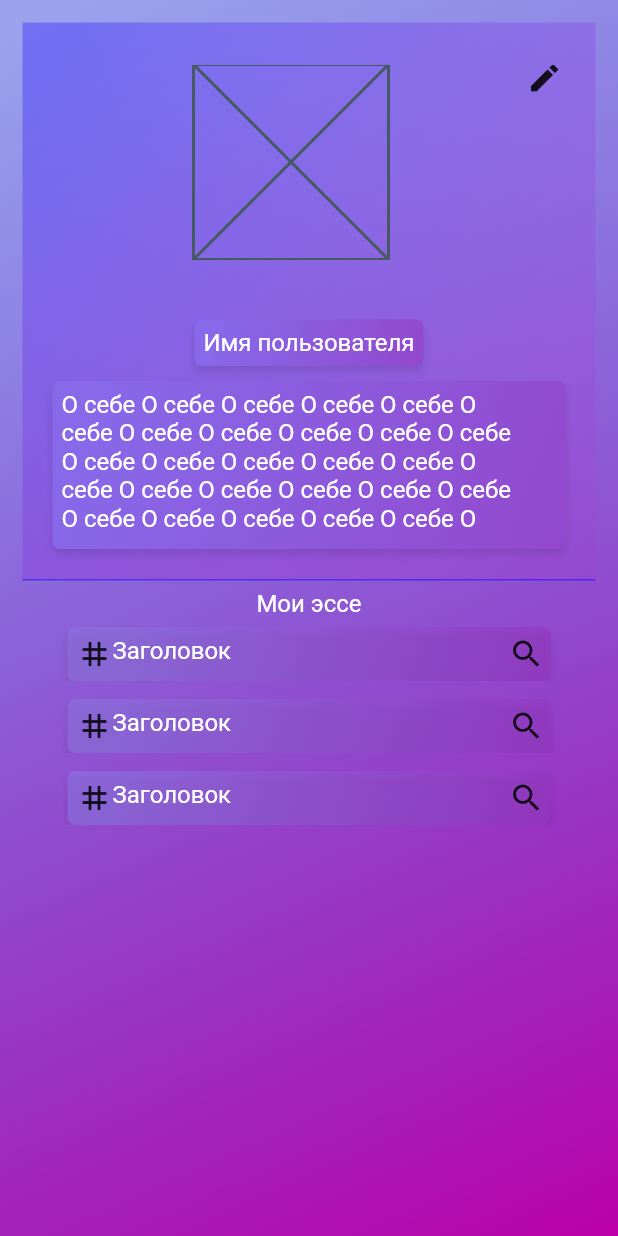
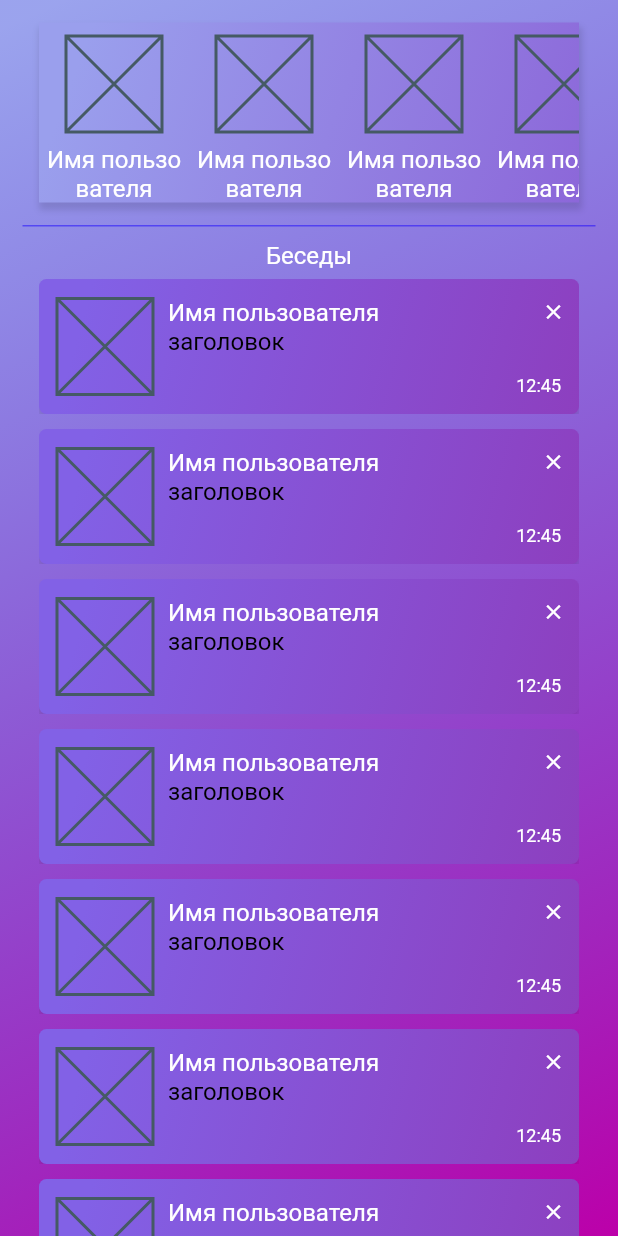
Before and after one commit to BorisBredikhin/polznak, a Flutter app: the screen it shows after launch, on a phone screen of 412 x 824 dp. Run offline on Flutter 3.47's test engine with Material 2 defaults, Android fonts, the phone set to English and light mode, and no system bars; our stand-ins replace email_validator, flutter_secure_storage.

Commit message:
Добавлены некликабельные чаты без модели

```diff
--- a/mobile_client/lib/navigation/main_navigation.dart
+++ b/mobile_client/lib/navigation/main_navigation.dart
@@ -2,6 +2,7 @@ import 'package:flutter/material.dart';
 import 'package:mobile_client/Library/Widgets/Inherited/provider.dart';
 import 'package:mobile_client/ui/widgets/auth/auth_model.dart';
 import 'package:mobile_client/ui/widgets/auth/auth_widget.dart';
+import 'package:mobile_client/ui/widgets/chats/chats_widget.dart';
 import 'package:mobile_client/ui/widgets/essay_creation/essay_creation_model.dart';
 import 'package:mobile_client/ui/widgets/essay_creation/essay_creation_widget.dart';
 import 'package:mobile_client/ui/widgets/feed/feed.dart';
@@ -15,15 +16,16 @@ class MainNavigationRouteNames {
   static const auth = 'auth';
   static const registration = 'registration';
   static const mainScreen = '/';
-  //TODO Поработать с путем к редактированию профиля, создания эссе, просмотра профиля
+  //TODO Поработать с путем к редактированию профиля, создания эссе, просмотра профиля, чатов
   static const profileRedaction = 'profileRedaction';
   static const essayCreation = 'essayCreation';
   static const feed = 'feed';
   static const profileView = 'profileView';
+  static const chats = 'chats';
 }
 
 class MainNavigation {
-  String initialRoute(bool isAuth) => MainNavigationRouteNames.profileView;
+  String initialRoute(bool isAuth) => MainNavigationRouteNames.chats;
   //String initialRoute(bool isAuth) => MainNavigationRouteNames.essayCreation;
   //String initialRoute(bool isAuth) => isAuth
   //? MainNavigationRouteNames.mainScreen
@@ -44,6 +46,7 @@ class MainNavigation {
 
     // TODO Качественно переделать все, что ниже
     MainNavigationRouteNames.feed: (context) => const FeedWidget(),
+    MainNavigationRouteNames.chats: (context) => const ChatsWidget(),
     MainNavigationRouteNames.mainScreen: (context) => const MainScreenWidget(),
     MainNavigationRouteNames.profileRedaction: (context) =>
         const ProfileRedactionWidget(),
--- /dev/null
+++ b/mobile_client/lib/ui/widgets/chats/all_chats_widget.dart
@@ -0,0 +1,154 @@
+import 'package:flutter/material.dart';
+
+class Chats extends StatelessWidget {
+  const Chats({Key? key}) : super(key: key);
+  @override
+  Widget build(BuildContext context) {
+    return SingleChildScrollView(
+      physics: const ScrollPhysics(),
+      child: Column(
+        children: <Widget>[
+          ListView.builder(
+              physics: const NeverScrollableScrollPhysics(),
+              itemExtent: 100,
+              shrinkWrap: true,
+              itemCount:
+                  8, //TODO: временно, будет изменяться при увеличении количества диалогов
+              itemBuilder: (context, index) {
+                return Column(
+                  children: [
+                    Row(
+                      mainAxisAlignment: MainAxisAlignment.center,
+                      crossAxisAlignment: CrossAxisAlignment.center,
+                      children: const [
+                        _Chat(
+                          chatName:
+                              'Имя пользователя', //TODO:  это - данные для примера, в дальнейшем надо реальные
+                          header: 'заголовок',
+                          time: '12:45',
+                        ),
+                      ],
+                    ),
+                  ],
+                );
+              }),
+        ],
+      ),
+    );
+  }
+}
+
+class _Chat extends StatelessWidget {
+  final String chatName;
+  final String header;
+  final String time;
+
+  const _Chat({
+    Key? key,
+    required this.chatName,
+    required this.header,
+    required this.time,
+  }) : super(key: key);
+
+  @override
+  Widget build(BuildContext context) {
+    return Stack(
+      children: [
+        Row(
+          mainAxisAlignment: MainAxisAlignment.center,
+          children: [
+            DecoratedBox(
+              decoration: const BoxDecoration(
+                  boxShadow: [
+                    BoxShadow(
+                        color: Colors.black12,
+                        blurRadius: 4,
+                        offset: const Offset(0, 4)),
+                  ],
+                  borderRadius: BorderRadius.all(Radius.circular(5)),
+                  gradient: LinearGradient(
+                    colors: <Color>[
+                      Color.fromRGBO(130, 97, 230, 1),
+                      Color.fromRGBO(141, 63, 191, 1),
+                    ],
+                    begin: Alignment(-0.8, -1),
+                    end: Alignment(1, 1),
+                  )),
+              child: SizedBox(
+                width: 360,
+                child: Padding(
+                  padding: const EdgeInsets.all(12),
+                  child: Row(
+                    children: [
+                      const SizedBox(
+                        height: 64,
+                        width: 64,
+                        child: Placeholder(),
+                      ),
+                      const SizedBox(width: 10),
+                      SizedBox(
+                        height: 64,
+                        child: Column(
+                          crossAxisAlignment: CrossAxisAlignment.start,
+                          mainAxisAlignment: MainAxisAlignment.start,
+                          children: [
+                            RichText(
+                              maxLines: 1,
+                              text: TextSpan(
+                                  text: chatName,
+                                  style: const TextStyle(
+                                    fontSize: 16,
+                                    color: Colors.white,
+                                  )),
+                            ),
+                            RichText(
+                              maxLines: 1,
+                              text: TextSpan(
+                                  text: header,
+                                  style: const TextStyle(
+                                    fontSize: 16,
+                                    color: Colors.black,
+                                  )),
+                            ),
+                          ],
+                        ),
+                      ),
+                      const Spacer(),
+                      Column(
+                        mainAxisAlignment: MainAxisAlignment.end,
+                        crossAxisAlignment: CrossAxisAlignment.end,
+                        children: [
+                          SizedBox(height: 52),
+                          RichText(
+                            maxLines: 1,
+                            text: TextSpan(
+                              text: time,
+                              style: const TextStyle(
+                                fontSize: 12,
+                                color: Colors.white,
+                              ),
+                            ),
+                          ),
+                        ],
+                      ),
+                    ],
+                  ),
+                ),
+              ),
+            ),
+          ],
+        ),
+        Positioned(
+          right: -7,
+          top: -2,
+          child: IconButton(
+            onPressed: () {},
+            icon: const Icon(Icons.clear),
+            color: Colors.white,
+            iconSize: 16,
+          ),
+        ),
+      ],
+    );
+  }
+}
--- /dev/null
+++ b/mobile_client/lib/ui/widgets/chats/chats_widget.dart
@@ -0,0 +1,73 @@
+import 'package:flutter/material.dart';
+import 'package:mobile_client/ui/Theme/app_colors.dart';
+import 'package:mobile_client/ui/widgets/chats/all_chats_widget.dart';
+import 'package:mobile_client/ui/widgets/chats/popular_chats_widget.dart';
+
+class ChatsWidget extends StatelessWidget {
+  const ChatsWidget({Key? key}) : super(key: key);
+
+  @override
+  Widget build(BuildContext context) {
+    return Scaffold(
+      body: DecoratedBox(
+        decoration: AppColors.backgroundGradient,
+        child: ListView(
+          children: [
+            SizedBox(
+              width: double.infinity,
+              child: Column(
+                mainAxisSize: MainAxisSize.max,
+                mainAxisAlignment: MainAxisAlignment.spaceBetween,
+                crossAxisAlignment: CrossAxisAlignment.center,
+                children: [
+                  Padding(
+                    padding: const EdgeInsets.fromLTRB(15, 15, 15, 0),
+                    child: Column(
+                      crossAxisAlignment: CrossAxisAlignment.center,
+                      children: [
+                        const SizedBox(
+                            width: 360,
+                            height: 120,
+                            child: PopularChatsWidget()),
+                        SizedBox(height: 15),
+                        Divider(),
+                        SizedBox(height: 10),
+                        const Text(
+                          'Беседы',
+                          style: TextStyle(fontSize: 16, color: Colors.white),
+                        ),
+                        SizedBox(height: 6),
+                        Chats(),
+                      ],
+                    ),
+                  ),
+                ],
+              ),
+            ),
+          ],
+        ),
+      ),
+    );
+  }
+}
+
+class Divider extends StatelessWidget {
+  final _divider = Container(
+    color: const Color.fromRGBO(22, 1, 255, 0.5),
+    height: 1,
+  );
+
+  Divider({
+    Key? key,
+  }) : super(key: key);
+
+  @override
+  Widget build(BuildContext context) {
+    return Row(
+      mainAxisAlignment: MainAxisAlignment.center,
+      children: [
+        Expanded(child: _divider),
+      ],
+    );
+  }
+}
--- /dev/null
+++ b/mobile_client/lib/ui/widgets/chats/popular_chats_widget.dart
@@ -0,0 +1,87 @@
+import 'package:flutter/material.dart';
+import 'package:mobile_client/ui/Theme/app_colors.dart';
+
+class PopularChatsWidget extends StatelessWidget {
+  const PopularChatsWidget({Key? key}) : super(key: key);
+
+  @override
+  Widget build(BuildContext context) {
+    return DecoratedBox(
+      decoration: const BoxDecoration(
+        gradient: LinearGradient(
+          colors: <Color>[
+            Color.fromRGBO(154, 159, 237, 1),
+            Color.fromRGBO(140, 103, 217, 1),
+          ],
+          begin: Alignment(-0.8, -1),
+          end: Alignment(1, 1),
+        ),
+        boxShadow: [
+          BoxShadow(
+            color: Colors.black12,
+            blurRadius: 3,
+            spreadRadius: 1,
+            offset: Offset(1, 4),
+          )
+        ],
+      ),
+      child: ListView.builder(
+          scrollDirection: Axis.horizontal,
+          itemCount:
+              6, //TODO: временное число, будет зависеть от количества диалогов
+          itemExtent: 100,
+          itemBuilder: (BuildContext context, int index) {
+            return Container(
+              child: Column(
+                children: const [
+                  PopularChat(
+                    chatName: 'Имя пользователя',
+                  ),
+                ],
+              ),
+            );
+          }),
+    );
+  }
+}
+
+class PopularChat extends StatelessWidget {
+  final String chatName;
+  //final Image avatar;
+
+  const PopularChat({
+    Key? key,
+    required this.chatName, //this.avatar,
+  }) : super(key: key);
+
+  @override
+  Widget build(BuildContext context) {
+    return SizedBox(
+      width: 90,
+      height: 120,
+      child: Column(
+        mainAxisAlignment: MainAxisAlignment.spaceBetween,
+        crossAxisAlignment: CrossAxisAlignment.center,
+        children: [
+          const SizedBox(),
+          const SizedBox(
+            width: 64,
+            height: 64,
+            child: Placeholder(), //(avatar)
+          ),
+          RichText(
+            maxLines: 2,
+            overflow: TextOverflow.ellipsis,
+            textAlign: TextAlign.center,
+            text: TextSpan(
+              text: chatName,
+              style: const TextStyle(
+                fontSize: 16,
+              ),
+            ),
+          ),
+        ],
+      ),
+    );
+  }
+}
```
